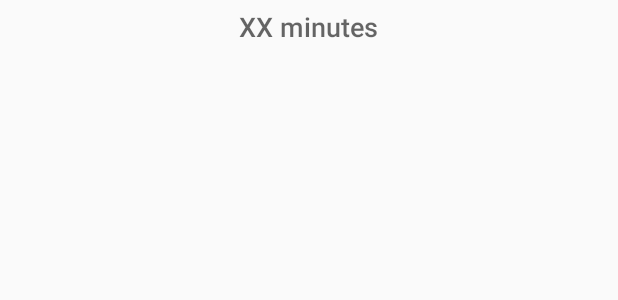
After one commit to 195-uniride/UniRideAndroid, an Android app: the layout include_carpool_estimated_trip_time.xml on its own in the app's theme, with its tools: preview values and no code run, on a phone screen of 412 x 824 dp. The commit adds this screen. Shown: the top 300 px of the screen. Run offline under Robolectric (Android 15) with nearby library versions, the phone set to English and light mode, and no system bars.

Commit message:
added search result views for passenger count, time, and distance
-added special view for matched posts (all carpools)
-added text views for:
—passenger count
—estimated carpool time
—estimated carpool distance

```diff
--- a/app/src/main/java/com/sjsu/se195/uniride/fragment/SearchResultsPostListFragment.java
+++ b/app/src/main/java/com/sjsu/se195/uniride/fragment/SearchResultsPostListFragment.java
@@ -96,7 +96,6 @@ public class SearchResultsPostListFragment extends Fragment implements OnItemCli
         System.out.println("postClicked = " + postClicked + " from " + postClicked.source);
 
         // Launch PostDetailActivity
-        // TODO:
         Intent intent = new Intent(getActivity(), PostDetailActivity.class);
         intent.putExtra(PostDetailActivity.EXTRA_POST_KEY, "");
         intent.putExtra("postType", (postClicked instanceof RideRequestPost));
--- a/app/src/main/res/layout/activity_search_results.xml
+++ b/app/src/main/res/layout/activity_search_results.xml
@@ -20,9 +20,9 @@
             <FrameLayout
                 android:id="@+id/post_fragment_placeholder"
                 android:layout_width="match_parent"
-                android:layout_height="0dp"
+                android:layout_height="wrap_content"
                 android:layout_weight="1"
-                tools:layout="@layout/fragment_all_posts" />
+                tools:layout="@layout/fragment_all_posts"/>
 
         </LinearLayout>
     </ScrollView>
--- /dev/null
+++ b/app/src/main/res/layout/include_carpool_estimated_trip_time.xml
@@ -0,0 +1,22 @@
+<?xml version="1.0" encoding="utf-8"?>
+<LinearLayout xmlns:android="http://schemas.android.com/apk/res/android"
+              xmlns:tools="http://schemas.android.com/tools"
+              android:layout_width="match_parent"
+              android:layout_height="wrap_content"
+              android:orientation="vertical"
+
+              android:gravity="center"
+              android:layout_centerHorizontal="true">
+
+    <TextView
+        android:id="@+id/carpool_estimated_trip_time"
+        style="@style/TextAppearance.AppCompat.Medium"
+        android:layout_width="wrap_content"
+        android:layout_height="wrap_content"
+        android:ellipsize="end"
+        android:fontFamily="sans-serif-medium"
+        android:layout_marginTop="5dp"
+        android:maxLines="3"
+        tools:text="XX minutes" />
+
+</LinearLayout>
```
Also changed, not shown: app/src/main/java/com/sjsu/se195/uniride/viewholder/PostListRecyclerAdapter.java (+14 -21 lines), app/src/main/java/com/sjsu/se195/uniride/viewholder/PostViewHolder.java (+0 -11 lines), app/src/main/res/layout/include_carpool_estimated_trip_distance.xml (added, +22 -0 lines), app/src/main/res/layout/include_post_passenger_count.xml (added, +22 -0 lines), app/src/main/res/layout/item_matched_post.xml (added, +59 -0 lines).
